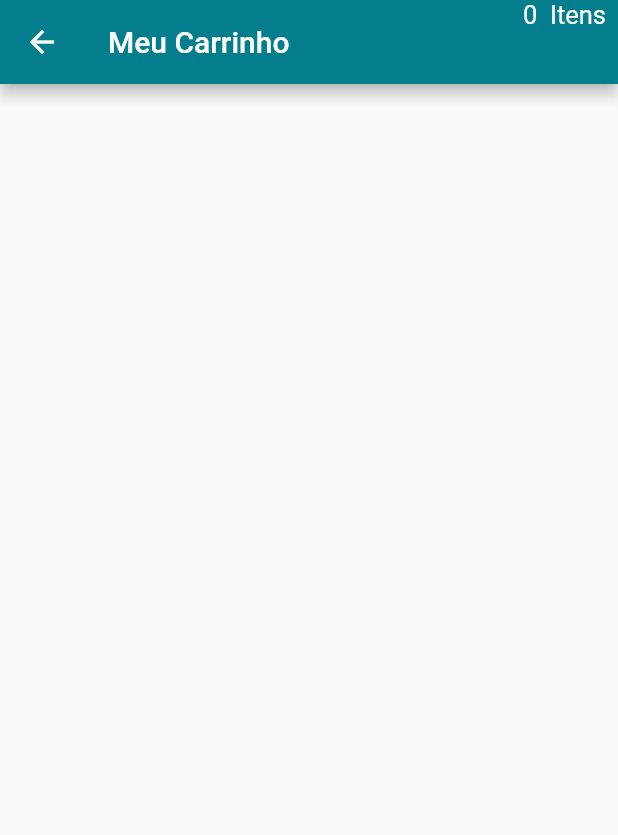
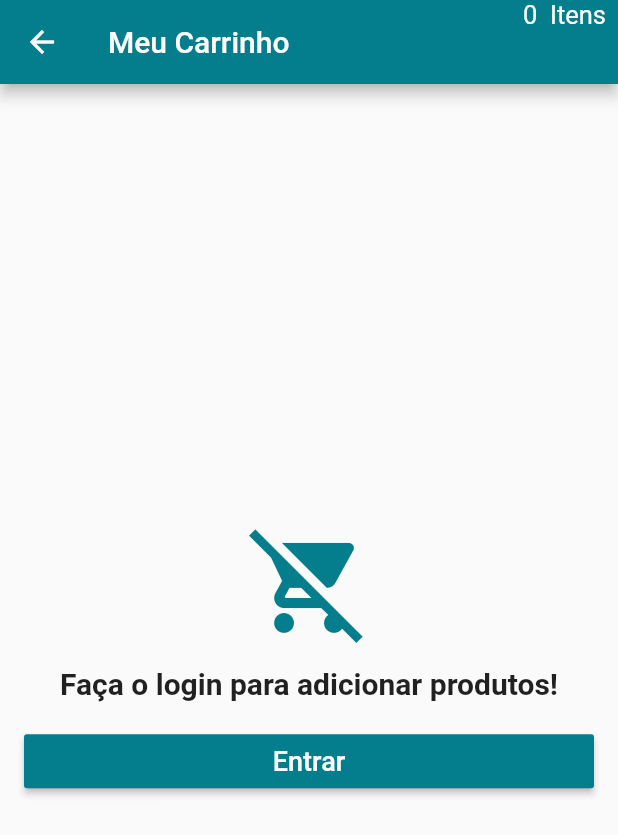
Before and after one commit to thiagothg/FlutterLojaVirtual, a Flutter app: the CartScreen screen opened directly, on a phone screen of 412 x 824 dp. Shown: the top 835 px of the screen. Run offline on Flutter 3.47's test engine with Material 2 defaults, Android fonts, the phone set to English and light mode, and no system bars; our stand-ins replace carousel_pro, cloud_firestore, firebase_auth, transparent_image; accounts and stored records are empty.

```diff
--- a/lib/screens/cart_screen.dart
+++ b/lib/screens/cart_screen.dart
@@ -1,5 +1,11 @@
 import 'package:flutter/material.dart';
 import 'package:loja_virtual/models/cart_model.dart';
+import 'package:loja_virtual/models/user_model.dart';
+import 'package:loja_virtual/screens/auth/login_screen.dart';
+import 'package:loja_virtual/tiles/cart_tile.dart';
+import 'package:loja_virtual/widgets/cart_price.dart';
+import 'package:loja_virtual/widgets/discount_card.dart';
+import 'package:loja_virtual/widgets/ship_card.dart';
 import 'package:scoped_model/scoped_model.dart';
 
 class CartScreen extends StatelessWidget {
@@ -26,6 +32,73 @@ class CartScreen extends StatelessWidget {
             )
           ],
         ),
+        body:
+            ScopedModelDescendant<CartModel>(builder: (context, child, model) {
+          if (model.isLoadding && UserModel.of(context).isLoggedIn()) {
+            return Center(
+              child: CircularProgressIndicator(),
+            );
+          } else if (!UserModel.of(context).isLoggedIn()) {
+            return Container(
+              padding: EdgeInsets.all(16),
+              child: Column(
+                crossAxisAlignment: CrossAxisAlignment.stretch,
+                mainAxisAlignment: MainAxisAlignment.center,
+                children: <Widget>[
+                  Icon(
+                    Icons.remove_shopping_cart,
+                    size: 80,
+                    color: Theme.of(context).primaryColor,
+                  ),
+                  SizedBox(
+                    height: 16,
+                  ),
+                  Text(
+                    "Faça o login para adicionar produtos!",
+                    style: TextStyle(fontSize: 20, fontWeight: FontWeight.bold),
+                    textAlign: TextAlign.center,
+                  ),
+                  SizedBox(
+                    height: 16,
+                  ),
+                  RaisedButton(
+                    onPressed: () {
+                      Navigator.of(context).push(MaterialPageRoute(
+                          builder: (context) => LoginScreen()));
+                    },
+                    child: Text(
+                      "Entrar",
+                      style: TextStyle(fontSize: 18),
+                    ),
+                    textColor: Colors.white,
+                    color: Theme.of(context).primaryColor,
+                  )
+                ],
+              ),
+            );
+          } else if (model.products == null || model.products.length == 0) {
+            return Center(
+              child: Text(
+                "Nehuma produto no carrinho",
+                style: TextStyle(fontSize: 20, fontWeight: FontWeight.bold),
+                textAlign: TextAlign.center,
+              ),
+            );
+          } else {
+            return ListView(
+              children: <Widget>[
+                Column(
+                  children: model.products.map((product) {
+                    return CartTile(product);
+                  }).toList(),
+                ),
+
+                DiscountCard(),
+                ShipCard(),
+                CartPrice(() {})
+              ],
             );
           }
+        }));
   }
+}
```
Also changed, not shown: lib/models/cart_model.dart (+65 -1 lines), lib/tiles/cart_tile.dart (added, +119 -0 lines), lib/widgets/cart_price.dart (added, +91 -0 lines), lib/widgets/discount_card.dart (added, +61 -0 lines), lib/widgets/ship_card.dart (added, +40 -0 lines). Lines whose indentation alone changed are shown as unchanged.
